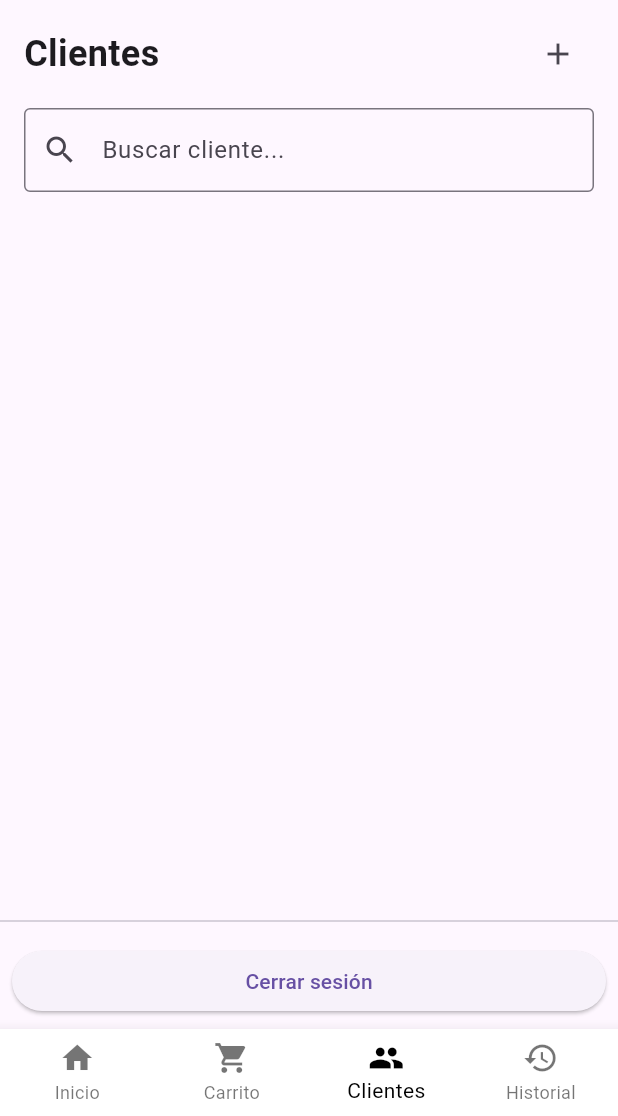
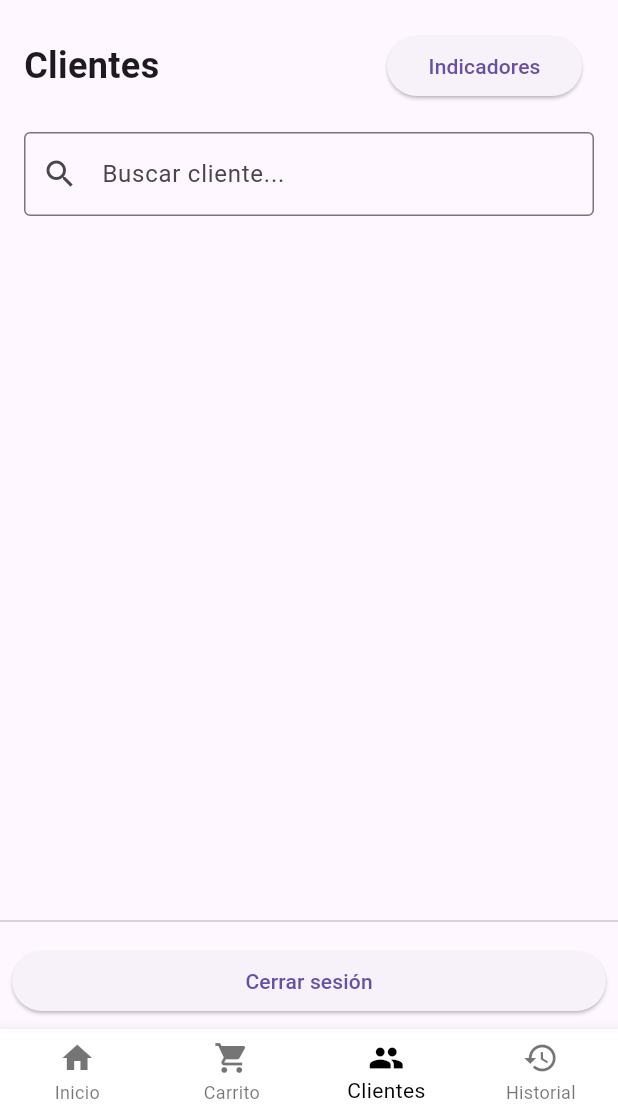
Before and after one commit to AndroidCodecta/fluttertest, a Flutter app: the ClientesPage screen opened directly, on a phone screen of 412 x 824 dp, the part 120-1236 px from its top. Run offline on Flutter 3.47's test engine with Material 3 defaults, Android fonts, the phone set to English and light mode, and no system bars.

Commit message:
feat: Agregar botón para abrir la página de indicadores en la página de clientes

```diff
--- a/lib/screens/clientes/clientes_page.dart
+++ b/lib/screens/clientes/clientes_page.dart
@@ -2,6 +2,7 @@ import 'package:flutter/material.dart';
 import 'package:fluttertest/models/cliente.dart';
 import 'agregar_cliente_page.dart';
 import 'package:fluttertest/widgets/nav_wrapper.dart';
+import '../indicadores/indicadores_page.dart';
 import '../login/login_page.dart';
 
 class ClientesPage extends StatefulWidget {
@@ -36,6 +37,13 @@ class _ClientesPageState extends State<ClientesPage> {
     }
   }
 
+  void _abrirIndicadores() async {
+    await Navigator.push(
+      context,
+      MaterialPageRoute(builder: (_) => const IndicadoresPage()),
+    );
+  }
+
   @override
   Widget build(BuildContext context) {
     return Scaffold(
@@ -64,9 +72,17 @@ class _ClientesPageState extends State<ClientesPage> {
                     fontWeight: FontWeight.bold,
                   ),
                 ),
-                IconButton(
-                  icon: const Icon(Icons.add),
-                  onPressed: _abrirFormularioAgregar,
+                Padding(
+                  padding: const EdgeInsets.all(8.0),
+                  child: SizedBox(
+                    width: 130,
+                    child: ElevatedButton(
+                        onPressed: () {
+                          _abrirIndicadores();
+                        },
+                        child: const Text('Indicadores'),
+                    )
+                  ),
                 ),
               ],
             ),
--- a/lib/screens/indicadores/indicadores_page.dart
+++ b/lib/screens/indicadores/indicadores_page.dart
@@ -112,7 +112,6 @@ class IndicadoresPage extends StatelessWidget {
           ),
         ]
       ),
-      bottomNavigationBar: const NavWrapper(currentIndex: 3),
     );
   }
   Widget _buildIndicatorRow(String label, String value, {bool isAmount = false}) {
```
